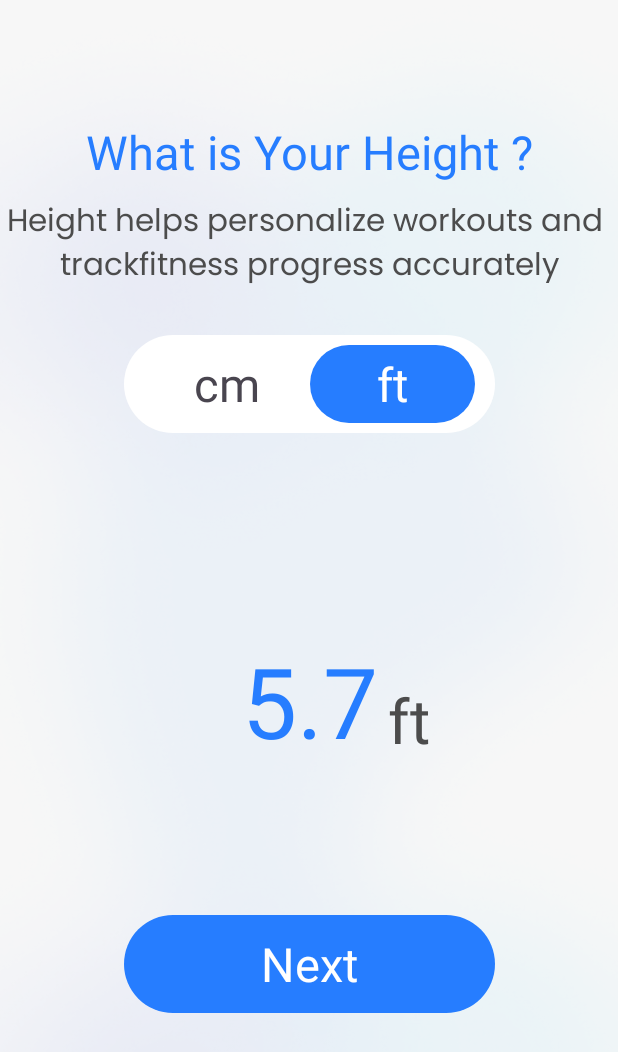
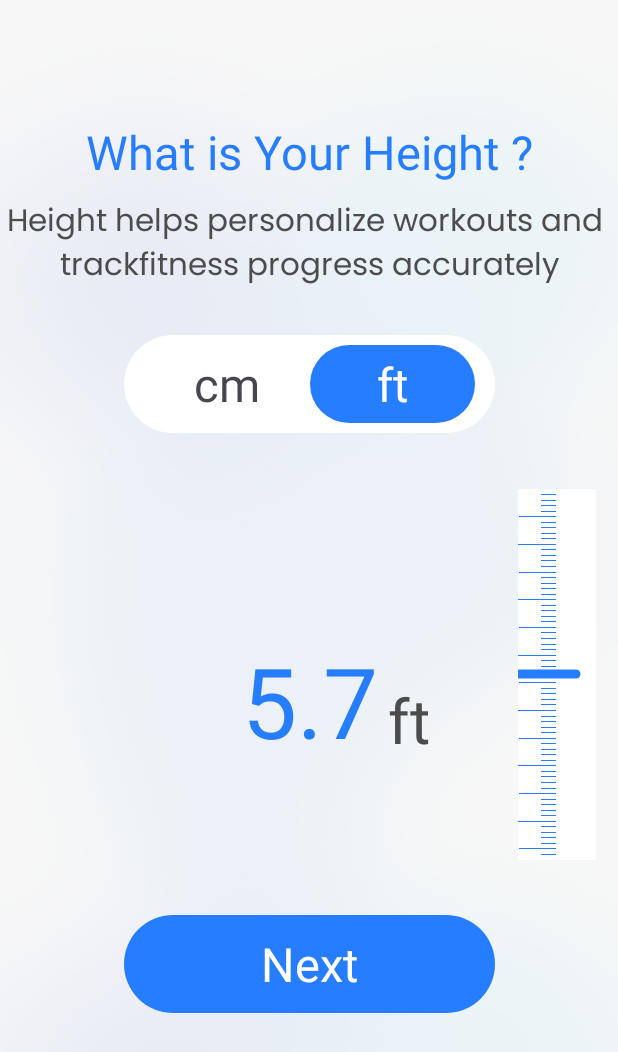
Before and after one commit to M-Mehboob-Alam/BMI-learning-android-kotlin-, an Android app: the screen it shows after launch (MainActivity), on a phone screen of 412 x 824 dp. Shown: the top 1052 px of the screen. Run offline under Robolectric (Android 15) with nearby library versions, the phone set to English and light mode, and no system bars; our stand-ins replace sdp/ssp sizes; Roboto replaces fonts that are not available here.

Commit message:
implement external class MyScaleView java and display scale in ui

```diff
--- /dev/null
+++ b/app/src/main/java/com/example/bmilearningproject/util/MyScaleView.java
@@ -0,0 +1,205 @@
+package com.example.bmilearningproject.util;
+
+
+import android.content.Context;
+import android.graphics.Canvas;
+import android.graphics.Color;
+import android.graphics.CornerPathEffect;
+import android.graphics.LinearGradient;
+import android.graphics.Paint;
+import android.text.TextPaint;
+import android.util.AttributeSet;
+import android.view.MotionEvent;
+import android.view.View;
+
+import com.example.bmilearningproject.R;
+
+public class MyScaleView extends View {
+    static int screenSize = 480;
+    static private float pxmm = screenSize / 67.f;
+    int width, height, midScreenPoint;
+    float startingPoint = 0;
+    float downpoint = 0, movablePoint = 0, downPointClone = 0;
+    private float mainPoint = 0, mainPointClone = 0;
+    boolean isDown = false;
+    boolean isUpward = false;
+    private boolean isMove;
+    private onViewUpdateListener mListener;
+    private Paint gradientPaint;
+    private float rulersize = 0;
+    private Paint rulerPaint, textPaint, goldenPaint;
+    private int endPoint;
+    boolean isSizeChanged = false;
+    float userStartingPoint = 0f;
+    private int scaleLineSmall;
+    private int scaleLineMedium;
+    private int scaleLineLarge;
+    private int textStartPoint;
+    private int yellowLineStrokeWidth;
+    boolean isFirstTime = true;
+
+    public MyScaleView(Context context, AttributeSet foo) {
+        super(context, foo);
+        if (!isInEditMode()) {
+            init(context);
+        }
+    }
+
+    private void init(Context context) {
+        yellowLineStrokeWidth = (int) getResources().getDimension(R.dimen.yellow_line_stroke_width);
+        gradientPaint = new Paint(Paint.ANTI_ALIAS_FLAG);
+        rulersize = pxmm * 10;
+        rulerPaint = new Paint();
+        rulerPaint.setStyle(Paint.Style.STROKE);
+        rulerPaint.setStrokeWidth(1);
+        rulerPaint.setAntiAlias(false);
+        rulerPaint.setColor(getResources().getColor(R.color.common_color));
+        textPaint = new TextPaint();
+//		Typeface typeface = Typeface.createFromAsset(context.getAssets(), "fonts/bebas_neue.ttf");
+//		textPaint.setTypeface(typeface);
+//		textPaint.setStyle(Paint.Style.STROKE);
+//		textPaint.setStrokeWidth(0);
+        textPaint.setAntiAlias(true);
+        textPaint.setTextSize(getResources().getDimension(R.dimen.txt_size));
+        textPaint.setColor(context.getResources().getColor(R.color.common_color));
+        goldenPaint = new Paint();
+        goldenPaint.setStyle(Paint.Style.FILL_AND_STROKE);
+        goldenPaint.setColor(context.getResources().getColor(R.color.common_color));
+        goldenPaint.setStrokeWidth(yellowLineStrokeWidth);
+        goldenPaint.setStrokeJoin(Paint.Join.ROUND);
+        goldenPaint.setStrokeCap(Paint.Cap.ROUND);
+        goldenPaint.setPathEffect(new CornerPathEffect(10));
+        goldenPaint.setAntiAlias(true);
+        scaleLineSmall = (int) getResources().getDimension(R.dimen.scale_line_small);
+        scaleLineMedium = (int) getResources().getDimension(R.dimen.scale_line_medium);
+        scaleLineLarge = (int) getResources().getDimension(R.dimen.scale_line_large);
+        textStartPoint = (int) getResources().getDimension(R.dimen.text_start_point);
+    }
+
+    public void setUpdateListener(onViewUpdateListener onViewUpdateListener) {
+        mListener = onViewUpdateListener;
+    }
+
+    @Override
+    public void onSizeChanged(int w, int h, int oldW, int oldH) {
+        width = w;
+        height = h;
+        screenSize = height;
+        pxmm = screenSize / 67.f;
+        midScreenPoint = height / 2;
+        endPoint = width - 40;
+        if (isSizeChanged) {
+            isSizeChanged = false;
+            mainPoint = midScreenPoint - (userStartingPoint * 10 * pxmm);
+        }
+        gradientPaint.setShader(new LinearGradient(0, 0, width, rulersize, getResources().getColor(R.color.transparent),
+                getResources().getColor(R.color.transparent), android.graphics.Shader.TileMode.MIRROR));
+    }
+
+    @Override
+    public void onDraw(Canvas canvas) {
+        canvas.drawRect(0f, midScreenPoint - (rulersize / 2), width, midScreenPoint + (rulersize / 2), gradientPaint);
+        startingPoint = mainPoint;
+        for (int i = 1;; ++i) {
+            if (startingPoint > screenSize) {
+                break;
+            }
+            startingPoint = startingPoint + pxmm;
+            int size = (i % 10 == 0) ? scaleLineLarge : (i % 5 == 0) ? scaleLineMedium : scaleLineSmall;
+            canvas.drawLine(endPoint - size, startingPoint, endPoint, startingPoint, rulerPaint);
+            if (i % 10 == 0) {
+                System.out.println("done   " + i);
+//				canvas.drawText((i / 10) + " cm", endPoint - textStartPoint, startingPoint + 8, textPaint);
+                canvas.drawText((i / 10) + "", endPoint - textStartPoint, startingPoint + 8, textPaint);
+            }
+        }
+        canvas.drawLine(0f, midScreenPoint, width - 20, midScreenPoint, goldenPaint);
+    }
+
+    @Override
+    public boolean onTouchEvent(MotionEvent event) {
+        System.out.println("touch event fire");
+        mainPointClone = mainPoint;
+        if (mainPoint < 0) {
+            mainPointClone = -mainPoint;
+        }
+        float clickPoint = ((midScreenPoint + mainPointClone) / (pxmm * 10));
+        if (mListener != null) {
+            mListener.onViewUpdate((midScreenPoint + mainPointClone) / (pxmm * 10));
+        }
+        System.out.println("click point" + clickPoint + "");
+        switch (event.getAction()) {
+            case MotionEvent.ACTION_DOWN:
+                isMove = true;
+                isDown = false;
+                isUpward = false;
+                downpoint = event.getY();
+                downPointClone = event.getY();
+                break;
+            case MotionEvent.ACTION_MOVE:
+                movablePoint = event.getY();
+                System.out.println("move");
+                if (downPointClone > movablePoint) {
+                    /**
+                     * if user first starts moving downward and then upwards then
+                     * this method makes it to move upward
+                     */
+                    if (isUpward) {
+                        downpoint = event.getY();
+                        downPointClone = downpoint;
+                    }
+                    isDown = true;
+                    isUpward = false;
+                    /**
+                     * make this differnce of 1, otherwise it moves very fast and
+                     * nothing shows clearly
+                     */
+                    if (downPointClone - movablePoint > 1) {
+                        mainPoint = mainPoint + (-(downPointClone - movablePoint));
+                        downPointClone = movablePoint;
+                        invalidate();
+                    }
+                } else {
+                    // downwards
+                    if (isMove) {
+                        /**
+                         * if user first starts moving upward and then downwards,
+                         * then this method makes it to move upward
+                         */
+                        if (isDown) {
+                            downpoint = event.getY();
+                            downPointClone = downpoint;
+                        }
+                        isDown = false;
+                        isUpward = true;
+                        if (movablePoint - downpoint > 1) {
+                            mainPoint = mainPoint + ((movablePoint - downPointClone));
+                            downPointClone = movablePoint;
+                            if (mainPoint > 0) {
+                                mainPoint = 0;
+                                isMove = false;
+                            }
+                            invalidate();
+                        }
+                    }
+                }
+                break;
+            case MotionEvent.ACTION_UP:
+                System.out.println("up");
+            default:
+                break;
+        }
+        return true;
+    }
+
+    public void setStartingPoint(float point) {
+        userStartingPoint = point;
+        isSizeChanged = true;
+        if (isFirstTime) {
+            isFirstTime = false;
+            if (mListener != null) {
+                mListener.onViewUpdate(point);
+            }
+        }
+    }
+}
--- /dev/null
+++ b/app/src/main/java/com/example/bmilearningproject/util/onViewUpdateListener.java
@@ -0,0 +1,4 @@
+package com.example.bmilearningproject.util;
+public interface onViewUpdateListener {
+    void onViewUpdate(float value);
+}
--- a/app/src/main/res/layout/activity_main.xml
+++ b/app/src/main/res/layout/activity_main.xml
@@ -16,6 +16,16 @@
         app:layout_constraintEnd_toEndOf="parent"
         app:layout_constraintBottom_toBottomOf="parent"
         app:layout_constraintTop_toTopOf="parent"
+        />
+    <com.example.bmilearningproject.util.MyScaleView
+        android:layout_width="@dimen/_40sdp"
+        android:layout_height="@dimen/_190sdp"
+        app:layout_constraintEnd_toEndOf="parent"
+        app:layout_constraintTop_toBottomOf="@id/unitLayout"
+        app:layout_constraintBottom_toTopOf="@id/nextBtn"
+        app:layout_constraintStart_toEndOf="@id/unitLayout"
+        android:background="@color/white"
+
         />
     <TextView
         android:layout_width="match_parent"
--- a/app/src/main/res/values/colors.xml
+++ b/app/src/main/res/values/colors.xml
@@ -4,4 +4,8 @@
     <color name="white">#FFFFFFFF</color>
     <color name="common_color">#267DFF</color>
     <color name="common_color_light">#4C4C4C</color>
+
+    <color name="green">#9CB135</color>
+    <color name="transparent">#00000000</color>
+
 </resources>
--- /dev/null
+++ b/app/src/main/res/values/dimens.xml
@@ -0,0 +1,9 @@
+<?xml version="1.0" encoding="utf-8"?>
+<resources>
+    <dimen name="scale_line_small">10dp</dimen>
+    <dimen name="scale_line_medium">25dp</dimen>
+    <dimen name="scale_line_large">50dp</dimen>
+    <dimen name="yellow_line_stroke_width">6dp</dimen>
+    <dimen name="txt_size">0sp</dimen>
+    <dimen name="text_start_point">15sp</dimen>
+</resources>
```
